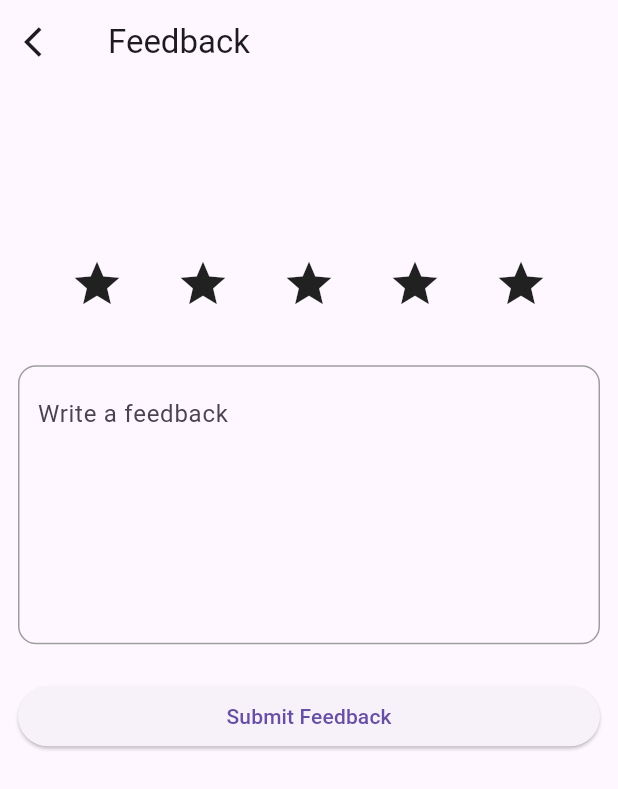
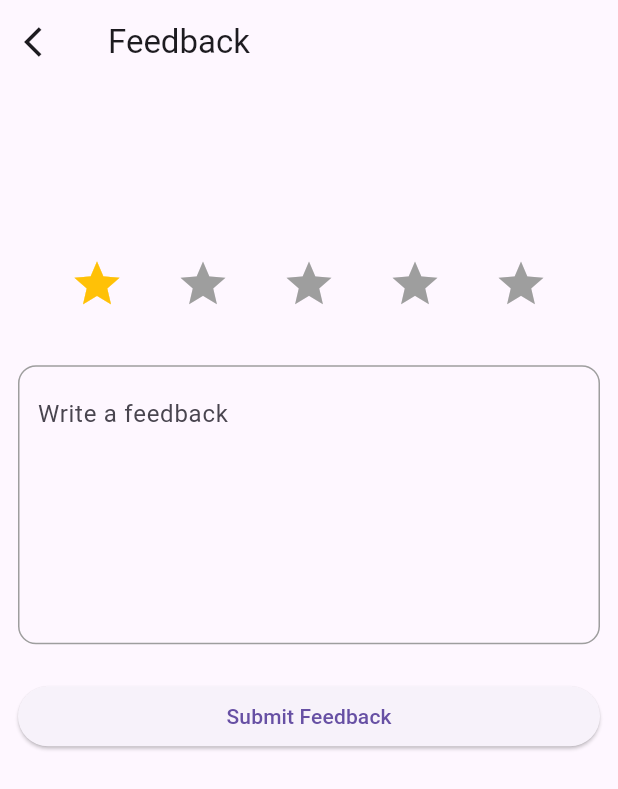
Before and after one commit to Igbana/bible_app, a Flutter app: the FeedbackScreen screen opened directly, on a phone screen of 412 x 824 dp. Shown: the top 789 px of the screen. Run offline on Flutter 3.47's test engine with Material 3 defaults, Android fonts, the phone set to English and light mode, and no system bars; our stand-ins replace get, shared_preferences, sqflite; accounts and stored records are empty; network calls fail.

Commit message:
feat: Added Star widget

```diff
--- a/lib/views/profile/feedback/feedback.dart
+++ b/lib/views/profile/feedback/feedback.dart
@@ -1,4 +1,5 @@
 import 'package:bible_app/imports.dart';
+import 'widgets/widgets.dart';
 
 class FeedbackScreen extends GetView<BibleService> {
   const FeedbackScreen({super.key});
@@ -14,36 +15,12 @@ class FeedbackScreen extends GetView<BibleService> {
         title: const Text("Feedback"),
       ),
       body: Padding(
-        padding: EdgeInsets.all(12.0),
+        padding: const EdgeInsets.all(12.0),
         child: Column(
           crossAxisAlignment: CrossAxisAlignment.stretch,
           children: [
-            Spacer(flex: 1),
-            Row(
-              mainAxisAlignment: MainAxisAlignment.spaceEvenly,
-              children: [
-                Icon(
-                  Icons.star,
-                  size: 36,
-                ),
-                Icon(
-                  Icons.star,
-                  size: 36,
-                ),
-                Icon(
-                  Icons.star,
-                  size: 36,
-                ),
-                Icon(
-                  Icons.star,
-                  size: 36,
-                ),
-                Icon(
-                  Icons.star,
-                  size: 36,
-                ),
-              ],
-            ),
+            const Spacer(flex: 1),
+            StarWidget(onChanged: (value) {}),
             const SizedBox(height: 36),
             Container(
               padding: const EdgeInsets.all(12),
@@ -53,7 +30,7 @@ class FeedbackScreen extends GetView<BibleService> {
                 ),
                 borderRadius: BorderRadius.circular(12),
               ),
-              child: TextField(
+              child: const TextField(
                 decoration: InputDecoration(
                   border: InputBorder.none,
                   hintText: "Write a feedback",
@@ -62,8 +39,11 @@ class FeedbackScreen extends GetView<BibleService> {
               ),
             ),
             const SizedBox(height: 24),
-            ElevatedButton(onPressed: () {}, child: Text("Submit Feedback")),
-            Spacer(flex: 3),
+            ElevatedButton(
+              onPressed: () {},
+              child: const Text("Submit Feedback"),
+            ),
+            const Spacer(flex: 3),
           ],
         ),
       ),
--- /dev/null
+++ b/lib/views/profile/feedback/widgets/starwidget.dart
@@ -0,0 +1,39 @@
+import 'package:bible_app/imports.dart';
+
+class StarWidget extends StatefulWidget {
+  const StarWidget({
+    super.key,
+    required this.onChanged(value),
+  });
+
+  final Function(int) onChanged;
+
+  @override
+  State<StarWidget> createState() => _StarWidgetState();
+}
+
+class _StarWidgetState extends State<StarWidget> {
+  int value = 1;
+  @override
+  Widget build(BuildContext context) {
+    return Row(
+      mainAxisAlignment: MainAxisAlignment.spaceEvenly,
+      children: [
+        for (int i = 1; i <= 5; i++)
+          GestureDetector(
+            onTap: () {
+              setState(() {
+                value = i;
+                widget.onChanged(value);
+              });
+            },
+            child: Icon(
+              Icons.star,
+              color: i <= value ? Colors.amber : Colors.grey,
+              size: 36,
+            ),
+          ),
+      ],
+    );
+  }
+}
--- /dev/null
+++ b/lib/views/profile/feedback/widgets/widgets.dart
@@ -0,0 +1 @@
+export 'starwidget.dart';
```
